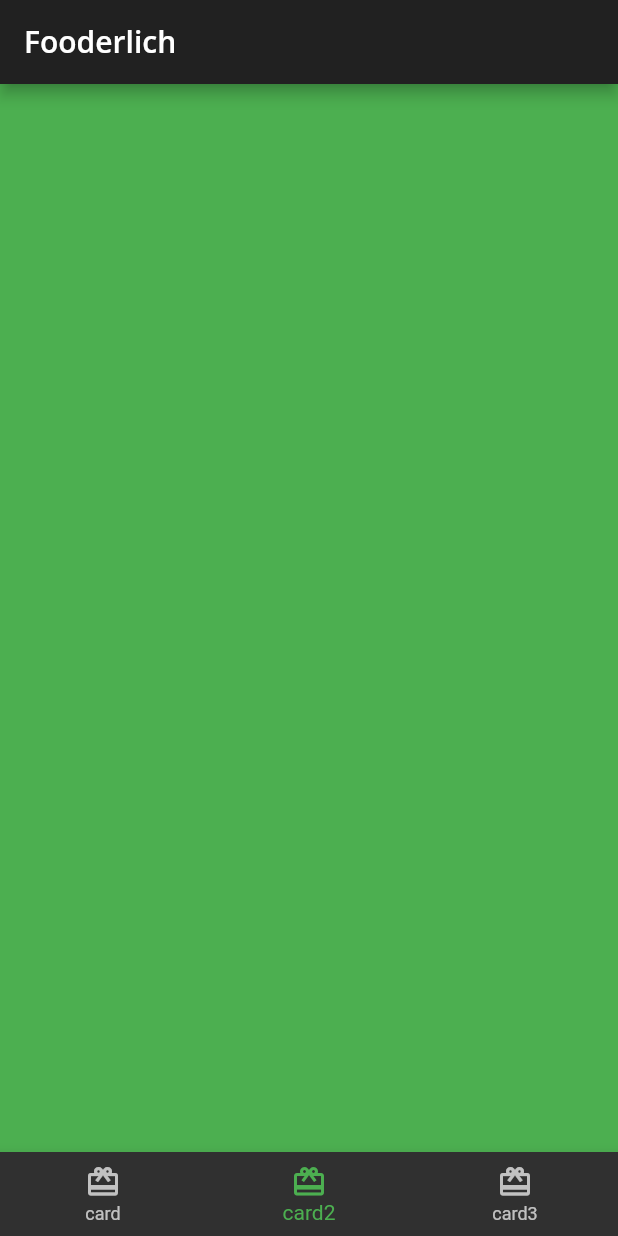
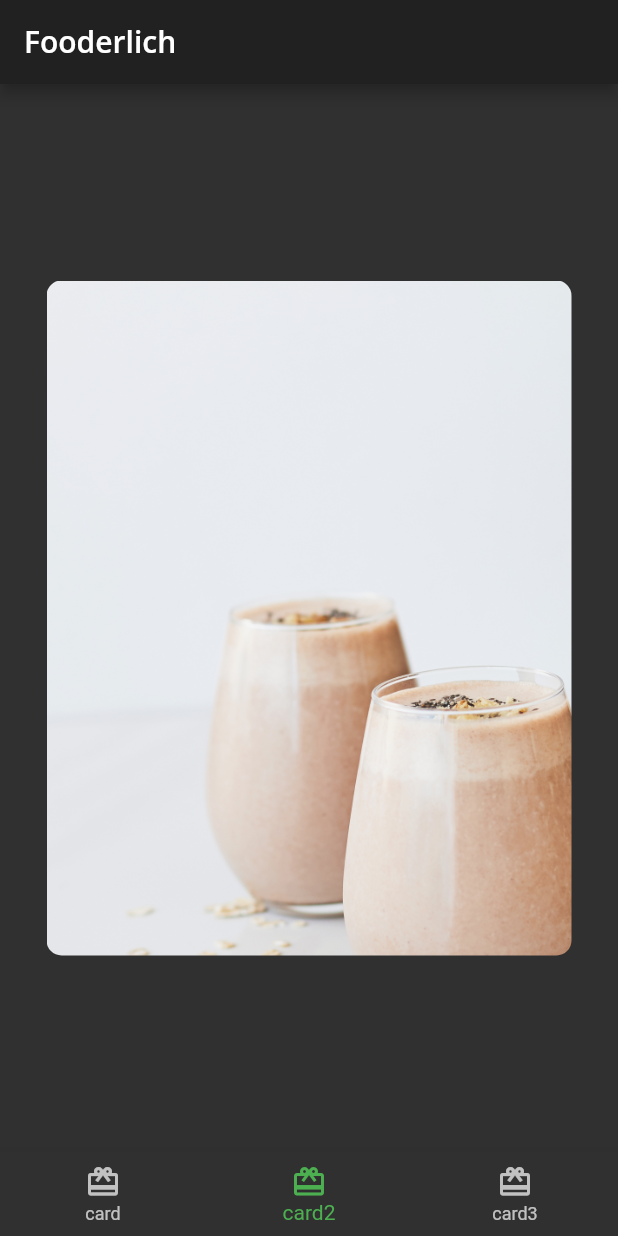
Before and after one commit to DittoGod/fooderlich, a Flutter app: the screen it shows after launch, item 2 of the bottom bar chosen, on a phone screen of 412 x 824 dp. Run offline on Flutter 3.47's test engine with Material 2 defaults, Android fonts, the phone set to English and light mode, and no system bars; our stand-ins replace google_fonts.

Commit message:
Added Card2

```diff
--- /dev/null
+++ b/app/fooderlich/lib/Card2.dart
@@ -0,0 +1,29 @@
+// ignore_for_file: file_names
+
+import 'package:flutter/material.dart';
+
+class Card2 extends StatelessWidget {
+  const Card2({Key? key}) : super(key: key);
+
+  @override
+  Widget build(BuildContext context) {
+    return Center(
+      child: Container(
+        constraints: const BoxConstraints.expand(width: 350, height: 450),
+        decoration: const BoxDecoration(
+          image: DecorationImage(
+            image: AssetImage('assets/mag5.png'),
+            fit: BoxFit.cover,
+          ),
+          borderRadius: BorderRadius.all(Radius.circular(10.0)),
+        ),
+        child: Column(
+          children: [
+            // TODO 1: add author information
+            // TODO 4:  add Positioned text
+          ],
+        ),
+      ),
+    );
+  }
+}
--- a/app/fooderlich/lib/home.dart
+++ b/app/fooderlich/lib/home.dart
@@ -1,9 +1,10 @@
 import 'package:flutter/material.dart';
 import 'card1.dart';
+import 'Card2.dart';
 
 // 1
 class Home extends StatefulWidget {
-  Home({Key? key}) : super(key: key);
+  const Home({Key? key}) : super(key: key);
 
   @override
   _HomeState createState() => _HomeState();
@@ -13,8 +14,7 @@ class _HomeState extends State<Home> {
   int _selectedIndex = 0;
   static List<Widget> pages = <Widget>[
     const Card1(),
-    // TODO: Replace with card2
-    Container(color: Colors.green),
+    const Card2(),
     // TODO: Replace with card3
     Container(color: Colors.blue),
   ];
--- a/app/fooderlich/lib/main.dart
+++ b/app/fooderlich/lib/main.dart
@@ -19,7 +19,7 @@ class Fooderlich extends StatelessWidget {
       theme: theme,
       title: 'Fooderlich',
       // 4
-      home: Home(),
+      home: const Home(),
     );
   }
 }
```
